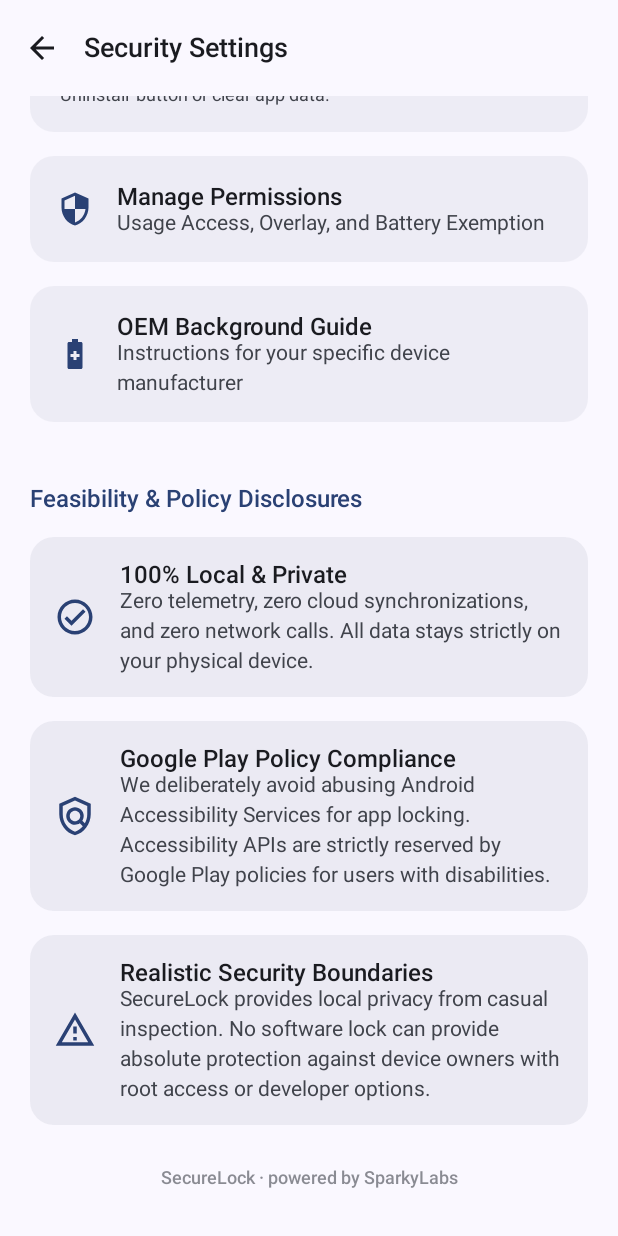
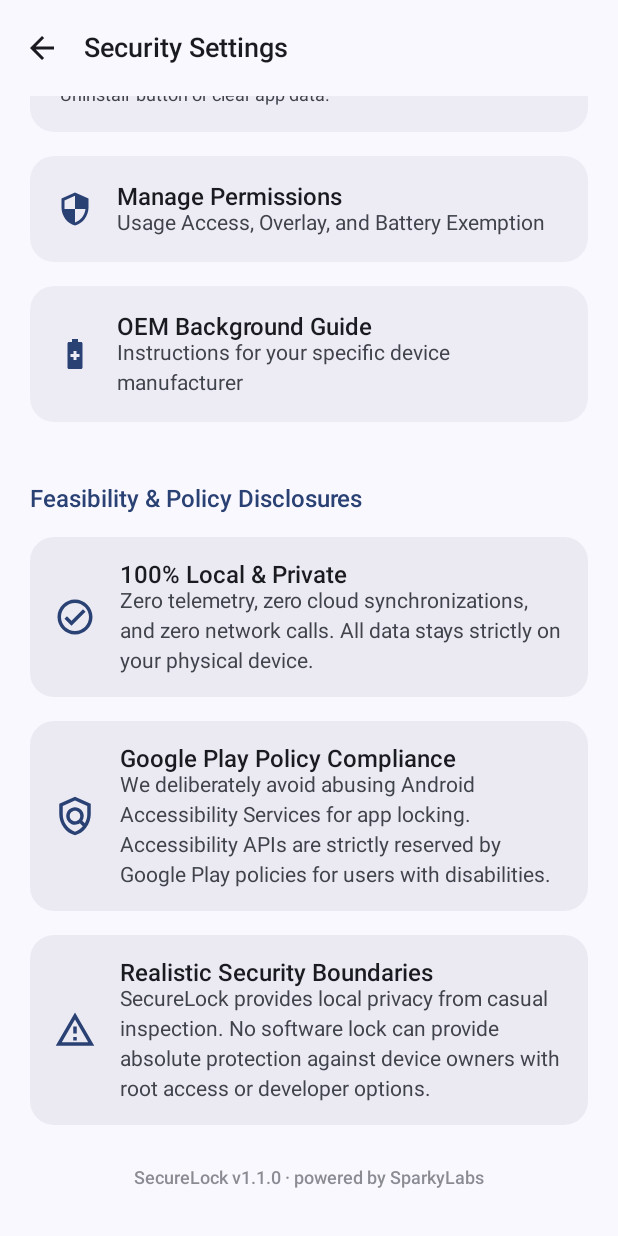
Before and after one commit to SparkyFucks/SecureLock, an Android app built with Jetpack Compose: the SecuritySettingsScreen screen opened through its navigation route, scrolled down 504 dp, on a phone screen of 412 x 824 dp. Run offline under Robolectric (Android 15) with nearby library versions, the phone set to English and light mode, and no system bars.

Commit message:
Bump version to 1.1.0, add CHANGELOG.md and in-app version badges

```diff
--- a/app/build.gradle.kts
+++ b/app/build.gradle.kts
@@ -11,8 +11,8 @@ android {
         applicationId = "com.securelock.app"
         minSdk = 26
         targetSdk = 34
-        versionCode = 1
-        versionName = "1.0.0"
+        versionCode = 2
+        versionName = "1.1.0"
 
         testInstrumentationRunner = "androidx.test.runner.AndroidJUnitRunner"
         vectorDrawables {
--- a/app/src/main/java/com/securelock/app/ui/screens/home/HomeScreen.kt
+++ b/app/src/main/java/com/securelock/app/ui/screens/home/HomeScreen.kt
@@ -114,7 +114,7 @@ fun HomeScreen(
                             )
                         }
                         Text(
-                            text = "powered by SparkyLabs",
+                            text = "SecureLock v1.1.0 · powered by SparkyLabs",
                             style = MaterialTheme.typography.labelSmall,
                             color = MaterialTheme.colorScheme.primary.copy(alpha = 0.85f),
                             modifier = Modifier.padding(start = 32.dp)
@@ -203,7 +203,7 @@ fun HomeScreen(
                 horizontalAlignment = Alignment.CenterHorizontally
             ) {
                 Text(
-                    text = "powered by SparkyLabs",
+                    text = "SecureLock v1.1.0 · powered by SparkyLabs",
                     style = MaterialTheme.typography.labelMedium,
                     color = MaterialTheme.colorScheme.onSurfaceVariant.copy(alpha = 0.6f)
                 )
--- a/app/src/main/java/com/securelock/app/ui/screens/settings/SecuritySettingsScreen.kt
+++ b/app/src/main/java/com/securelock/app/ui/screens/settings/SecuritySettingsScreen.kt
@@ -560,7 +560,7 @@ fun SecuritySettingsScreen(
                 horizontalAlignment = Alignment.CenterHorizontally
             ) {
                 Text(
-                    text = "SecureLock · powered by SparkyLabs",
+                    text = "SecureLock v1.1.0 · powered by SparkyLabs",
                     style = MaterialTheme.typography.labelMedium,
                     color = MaterialTheme.colorScheme.onSurfaceVariant.copy(alpha = 0.6f)
                 )
```
Also changed, not shown: 1 other file.
